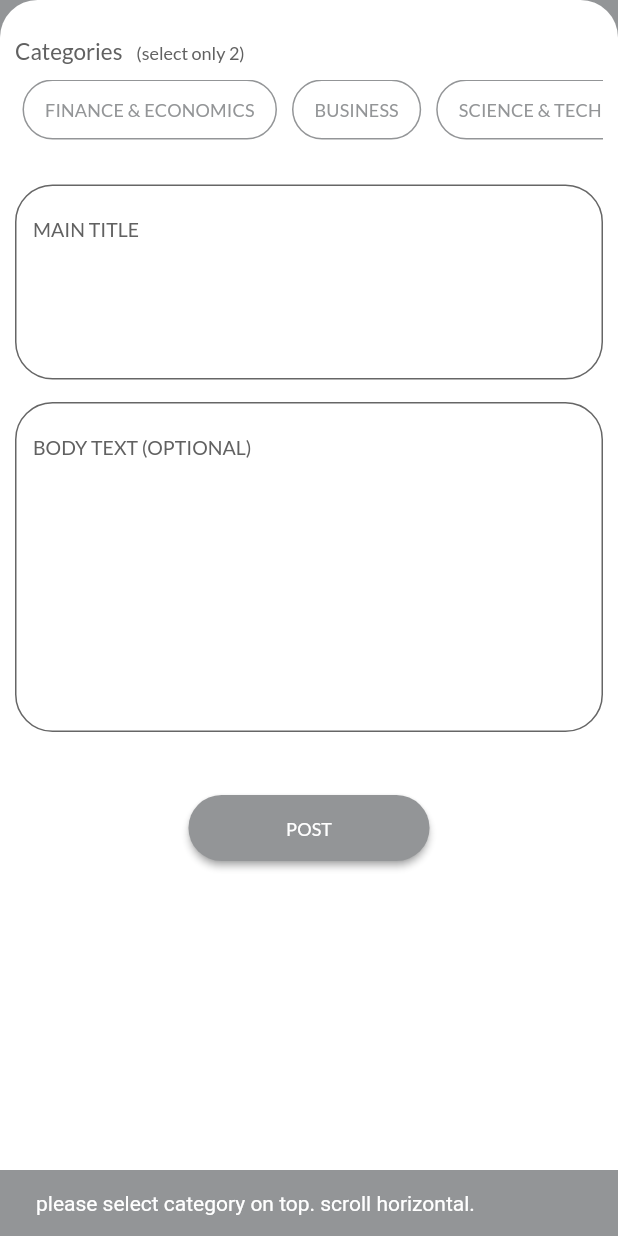
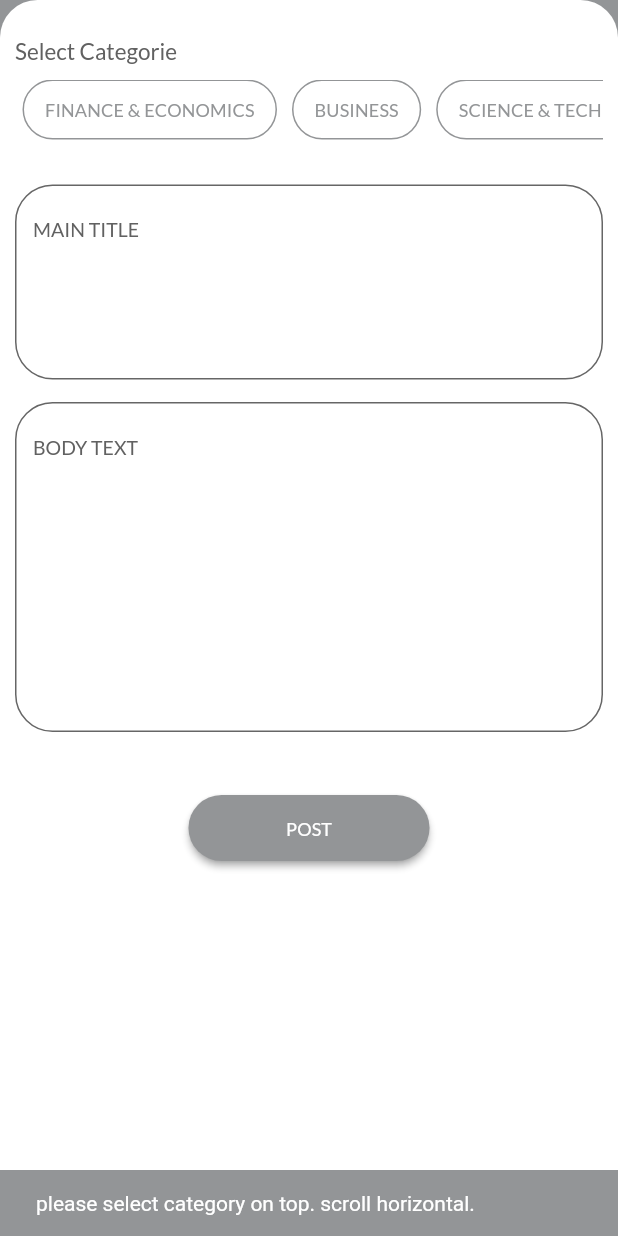
Before and after one commit to Yousafkhanzadaa/senboo, a Flutter app: the PostScreen screen opened directly, after a tap on "POST", on a phone screen of 412 x 824 dp. Run offline on Flutter 3.47's test engine with Material 2 defaults, Android fonts, the phone set to English and light mode, and no system bars; our stand-ins replace cloud_firestore, firebase_auth, firebase_core, font_awesome_flutter, google_mobile_ads, google_sign_in and 2 more; accounts and stored records are empty.

Commit message:
third commit

```diff
--- a/lib/components/Ads.dart
+++ b/lib/components/Ads.dart
@@ -13,7 +13,7 @@ class _AdsState extends State<Ads> {
   bool? isLoaded;
 
   // String get _adUnitTestID => "ca-app-pub-3940256099942544/6300978111";
-  String get _adUnitID => "ca-app-pub-8405854504560397/5741114678";
+  String get _adUnitID => "ca-app-pub-1612399077386662/6227262426";
   @override
   void initState() {
     super.initState();
--- a/lib/screens/post_screen.dart
+++ b/lib/screens/post_screen.dart
@@ -145,8 +145,8 @@ class _PostScreenState extends State<PostScreen> {
             ),
             CustomTextField(
               controller: _bodyTextController,
-              hint: "Optional body text",
-              label: "Body text (optional)",
+              hint: "Body text",
+              label: "Body text ",
               maxLines: 10,
             ),
           ],
@@ -165,16 +165,9 @@ class _PostScreenState extends State<PostScreen> {
         ),
         RichText(
           text: TextSpan(
-            text: "Categories",
+            text: "Select Categorie",
             style: Theme.of(context).textTheme.bodyText1,
-            children: <TextSpan>[
-              TextSpan(
-                text: '    (select only 2)',
-                style: Theme.of(context).textTheme.bodyText1!.copyWith(
-                      fontSize: 12,
-                    ),
-              ),
-            ],
+            children: <TextSpan>[],
           ),
         ),
         Container(
```
Also changed, not shown: lib/screens/home_screen.dart (+32 -1 lines), 2 other files.
